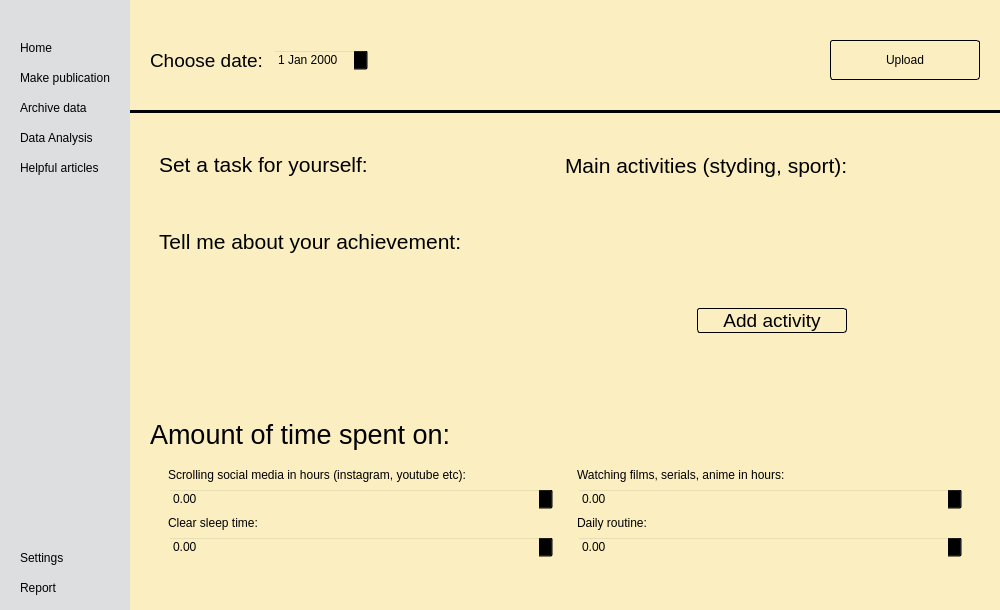
Before: the Qt Designer form ui/main_interface.ui in EJLECTRON/PersonalTracker, drawn with Qt 5.
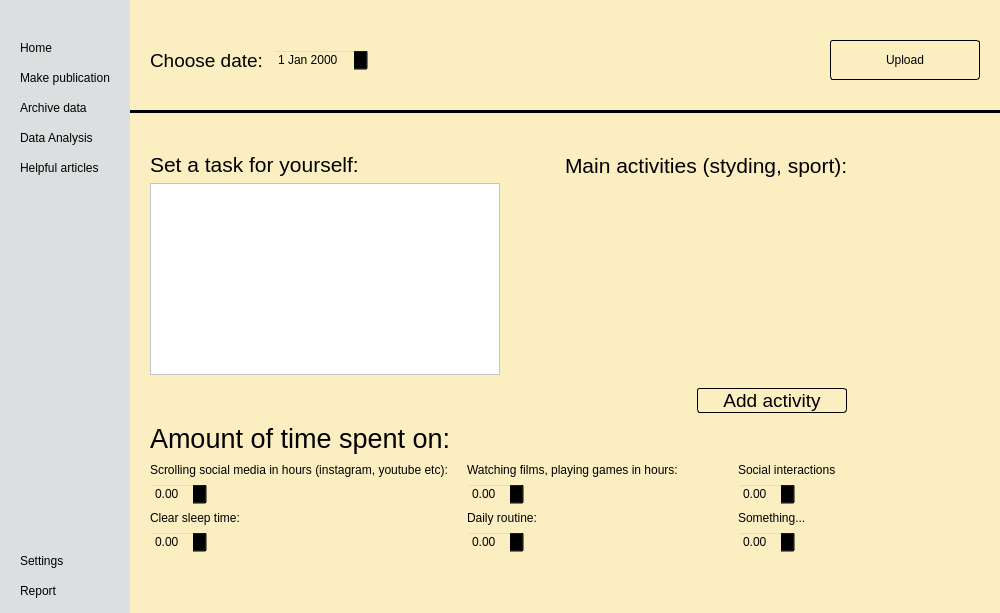
After: the same form once the commit is applied. The open tabs and pages were chosen to show the change. Icons and pictures are not drawn.

Commit message: added separate paragraph for submitting data

What changed in the file:
```diff
--- a/ui/main_interface.ui
+++ b/ui/main_interface.ui
@@ -10,7 +10,7 @@
     <x>0</x>
     <y>0</y>
     <width>1000</width>
-    <height>610</height>
+    <height>613</height>
    </rect>
   </property>
   <property name="sizePolicy">
@@ -102,6 +102,11 @@
 	border: 3px solid;
 }
 
+#setTaskTextEdit
+{
+	background-color: #FFFFFF;
+}
+
 #uploadBtn
 {
 	font-family: Arial;
@@ -901,7 +906,7 @@
                <widget class="QWidget" name="publicationBottomWidget" native="true">
                 <layout class="QVBoxLayout" name="verticalLayout_8">
                  <property name="spacing">
-                  <number>0</number>
+                  <number>10</number>
                  </property>
                  <property name="leftMargin">
                   <number>20</number>
@@ -936,6 +941,9 @@
                     <item alignment="Qt::AlignTop">
                      <widget class="QWidget" name="taskAchSubContainer" native="true">
                       <layout class="QVBoxLayout" name="verticalLayout_31">
+                       <property name="leftMargin">
+                        <number>0</number>
+                       </property>
                        <item>
                         <widget class="QLabel" name="setTaskLabel">
                          <property name="font">
@@ -953,29 +961,7 @@
                          <property name="maximumSize">
                           <size>
                            <width>350</width>
-                           <height>40</height>
-                          </size>
-                         </property>
-                        </widget>
-                       </item>
-                       <item>
-                        <widget class="QLabel" name="tellAboutAchLabel">
-                         <property name="font">
-                          <font>
-                           <pointsize>16</pointsize>
-                          </font>
-                         </property>
-                         <property name="text">
-                          <string>Tell me about your achievement:</string>
-                         </property>
-                        </widget>
-                       </item>
-                       <item>
-                        <widget class="QTextEdit" name="tellAboutAchTextEdit">
-                         <property name="maximumSize">
-                          <size>
-                           <width>350</width>
-                           <height>150</height>
+                           <height>220</height>
                           </size>
                          </property>
                         </widget>
@@ -1015,6 +1001,12 @@
                        </item>
                        <item>
                         <widget class="QScrollArea" name="scrollArea">
+                         <property name="minimumSize">
+                          <size>
+                           <width>200</width>
+                           <height>150</height>
+                          </size>
+                         </property>
                          <property name="widgetResizable">
                           <bool>true</bool>
                          </property>
@@ -1023,8 +1015,8 @@
                            <rect>
                             <x>0</x>
                             <y>0</y>
-                            <width>382</width>
-                            <height>85</height>
+                            <width>396</width>
+                            <height>148</height>
                            </rect>
                           </property>
                          </widget>
@@ -1093,9 +1085,27 @@
                     <item>
                      <widget class="QWidget" name="amountOfTimeWIdget" native="true">
                       <layout class="QHBoxLayout" name="horizontalLayout_15">
+                       <property name="spacing">
+                        <number>10</number>
+                       </property>
+                       <property name="leftMargin">
+                        <number>0</number>
+                       </property>
+                       <property name="topMargin">
+                        <number>0</number>
+                       </property>
+                       <property name="rightMargin">
+                        <number>0</number>
+                       </property>
+                       <property name="bottomMargin">
+                        <number>0</number>
+                       </property>
                        <item>
                         <widget class="QWidget" name="leftAmountOfTimeSubContainer" native="true">
                          <layout class="QVBoxLayout" name="verticalLayout_33">
+                          <property name="leftMargin">
+                           <number>0</number>
+                          </property>
                           <item>
                            <widget class="QLabel" name="scrolingMediaLabel">
                             <property name="text">
@@ -1103,7 +1113,7 @@
                             </property>
                            </widget>
                           </item>
-                          <item>
+                          <item alignment="Qt::AlignLeft">
                            <widget class="QDoubleSpinBox" name="scrollingMediaSpin"/>
                           </item>
                           <item>
@@ -1113,23 +1123,26 @@
                             </property>
                            </widget>
                           </item>
-                          <item>
+                          <item alignment="Qt::AlignLeft">
                            <widget class="QDoubleSpinBox" name="sleepTimeSpin"/>
                           </item>
                          </layout>
                         </widget>
                        </item>
-                       <item>
-                        <widget class="QWidget" name="rightAmountOfTimeSubContainer" native="true">
+                       <item alignment="Qt::AlignLeft">
+                        <widget class="QWidget" name="centerAmountOfTimeSubContainer" native="true">
                          <layout class="QVBoxLayout" name="verticalLayout_34">
+                          <property name="leftMargin">
+                           <number>0</number>
+                          </property>
                           <item>
                            <widget class="QLabel" name="watchingLabel">
                             <property name="text">
-                             <string>Watching films, serials, anime in hours:</string>
+                             <string>Watching films, playing games in hours:</string>
                             </property>
                            </widget>
                           </item>
-                          <item>
+                          <item alignment="Qt::AlignLeft">
                            <widget class="QDoubleSpinBox" name="watchingSpin"/>
                           </item>
                           <item>
@@ -1139,12 +1152,38 @@
                             </property>
                            </widget>
                           </item>
-                          <item>
+                          <item alignment="Qt::AlignLeft">
                            <widget class="QDoubleSpinBox" name="routineSpin"/>
                           </item>
                          </layout>
                         </widget>
                        </item>
+                       <item>
+                        <widget class="QWidget" name="rightAmountOfTimeSubContainer" native="true">
+                         <layout class="QVBoxLayout" name="verticalLayout_6">
+                          <item>
+                           <widget class="QLabel" name="label_4">
+                            <property name="text">
+                             <string>Social interactions</string>
+                            </property>
+                           </widget>
+                          </item>
+                          <item alignment="Qt::AlignLeft">
+                           <widget class="QDoubleSpinBox" name="doubleSpinBox"/>
+                          </item>
+                          <item>
+                           <widget class="QLabel" name="label_5">
+                            <property name="text">
+                             <string>Something...</string>
+                            </property>
+                           </widget>
+                          </item>
+                          <item alignment="Qt::AlignLeft">
+                           <widget class="QDoubleSpinBox" name="doubleSpinBox_2"/>
+                          </item>
+                         </layout>
+                        </widget>
+                       </item>
                       </layout>
                      </widget>
                     </item>
```
Left out of the diff: 2 changed lines with no effect on the pictures.
